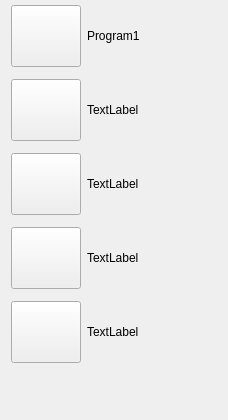
Liyezhong/Master, file HimalayaMain/Gui/Components/Dashboard/Forms/FavoriteProgramsPanelWidget.ui: the form before one commit.
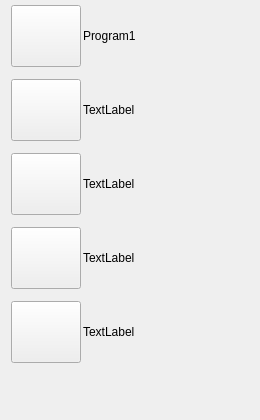
The form after the commit. Custom widgets are drawn as their Qt base class.

The edit to the form file:
```diff
--- a/HimalayaMain/Gui/Components/Dashboard/Forms/FavoriteProgramsPanelWidget.ui
+++ b/HimalayaMain/Gui/Components/Dashboard/Forms/FavoriteProgramsPanelWidget.ui
@@ -6,7 +6,7 @@
    <rect>
     <x>0</x>
     <y>0</y>
-    <width>228</width>
+    <width>260</width>
     <height>418</height>
    </rect>
   </property>
@@ -17,9 +17,15 @@
    <property name="fieldGrowthPolicy">
     <enum>QFormLayout::AllNonFixedFieldsGrow</enum>
    </property>
+   <property name="horizontalSpacing">
+    <number>2</number>
+   </property>
    <property name="topMargin">
     <number>5</number>
    </property>
+   <property name="rightMargin">
+    <number>0</number>
+   </property>
    <item row="0" column="0">
     <widget class="QPushButton" name="BtnProgram1">
      <property name="minimumSize">
```
